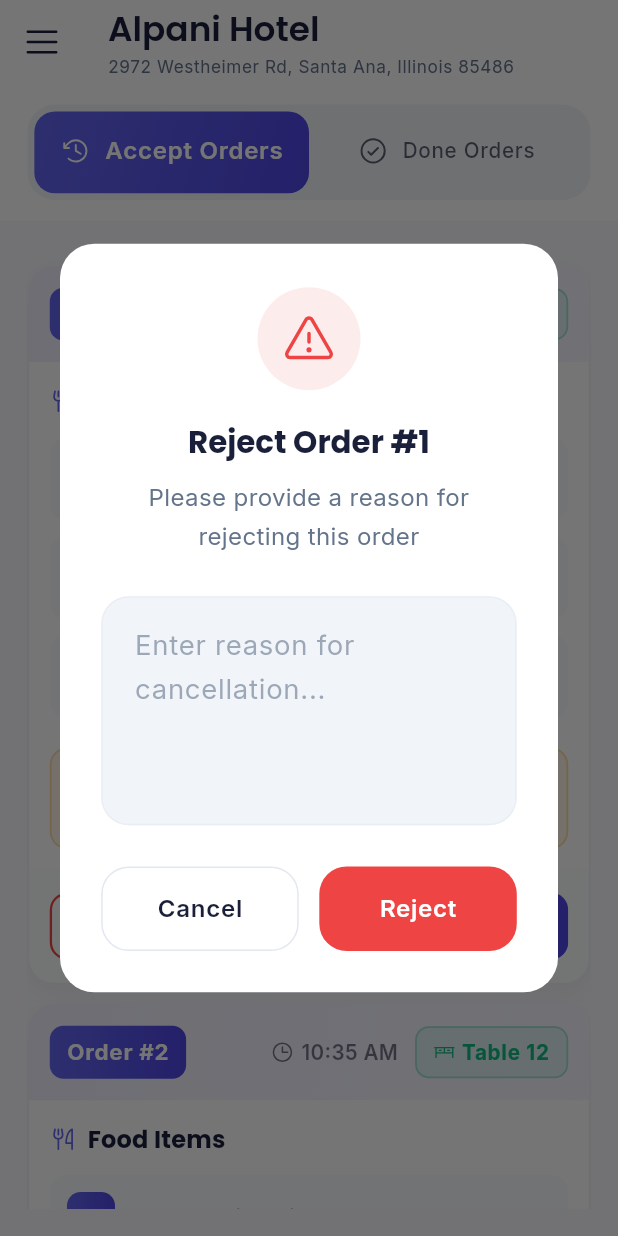
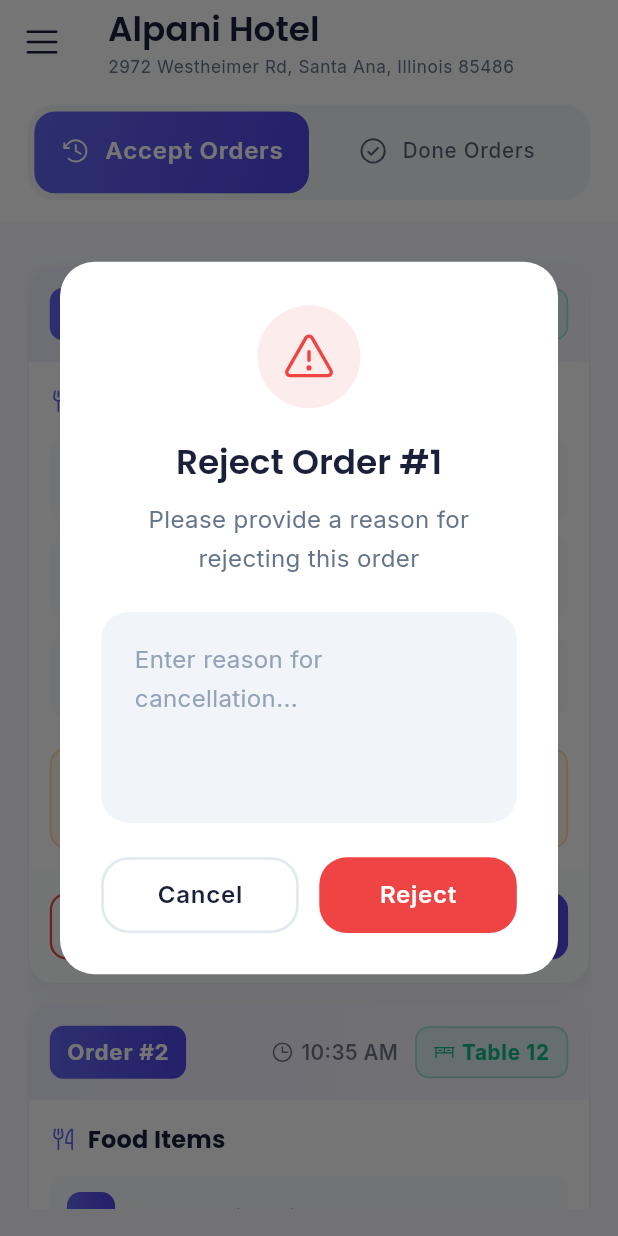
Before and after one commit to alonevaibhav/thewaiter, a Flutter app: the ChefPanel screen opened by its route, after a tap on "Reject", on a phone screen of 412 x 824 dp. Run offline on Flutter 3.47's test engine with Material 3 defaults, Android fonts, the phone set to English and light mode, and no system bars; our stand-ins replace connectivity_plus, dropdown_button2, file_picker, flutter_local_notifications, flutter_screenutil, fluttertoast and 11 more; missing offline and left inert: flutter_pdfview, translator; accounts and stored records are empty.

```diff
--- a/lib/app/modules/chef_panel/accept_order/accept_order.dart
+++ b/lib/app/modules/chef_panel/accept_order/accept_order.dart
@@ -313,7 +313,7 @@ class AcceptOrdersPage extends StatelessWidget {
                 // Reject Button
                 Expanded(
                   child: OutlinedButton.icon(
-                    onPressed: () => controller.showRejectDialog(order['orderNo']),
+                    onPressed: () => controller.showRejectDialog(order['orderNo'],context),
                     icon: Icon(PhosphorIcons.x(), size: 16.sp),
                     label: Text(
                       'Reject',
--- a/lib/app/modules/controller/chef_controller/accept_order_controller.dart
+++ b/lib/app/modules/controller/chef_controller/accept_order_controller.dart
@@ -95,19 +95,28 @@ class AcceptOrdersController extends GetxController {
     });
   }
 
-  void showRejectDialog(int orderNo) {
+  void showRejectDialog(int orderNo, BuildContext context) {
     final TextEditingController reasonController = TextEditingController();
+    final theme = Theme.of(context);
+    final isDark = theme.brightness == Brightness.dark;
 
-    Get.dialog(
-      Dialog(
+    showDialog(
+      context: context,
+      barrierDismissible: false,
+      builder: (BuildContext dialogContext) {
+        return AlertDialog(
           shape: RoundedRectangleBorder(
             borderRadius: BorderRadius.circular(AppTheme.radiusLarge),
           ),
-        child: Container(
+          backgroundColor: theme.colorScheme.surface,
+          contentPadding: EdgeInsets.zero,
+          content: Container(
+            width: MediaQuery.of(context).size.width * 0.85,
             padding: EdgeInsets.all(AppTheme.space24),
             child: Column(
               mainAxisSize: MainAxisSize.min,
               children: [
+                // Warning Icon
                 Container(
                   width: 60.w,
                   height: 60.h,
@@ -122,92 +131,111 @@ class AcceptOrdersController extends GetxController {
                   ),
                 ),
                 SizedBox(height: AppTheme.space16),
+
+                // Title
                 Text(
                   'Reject Order #$orderNo',
-                style: Get.textTheme.headlineSmall?.copyWith(
-                  fontWeight: FontWeight.bold,
+                  style: theme.textTheme.headlineMedium?.copyWith(
+                    color: theme.colorScheme.onSurface,
                   ),
                 ),
                 SizedBox(height: AppTheme.space8),
+
+                // Subtitle
                 Text(
                   'Please provide a reason for rejecting this order',
-                style: Get.textTheme.bodyMedium?.copyWith(
-                  color: AppTheme.textSecondary,
+                  style: theme.textTheme.bodyMedium?.copyWith(
+                    color: isDark
+                        ? AppTheme.darkTextSecondary
+                        : AppTheme.textSecondary,
                   ),
                   textAlign: TextAlign.center,
                 ),
-              SizedBox(height: AppTheme.space24),
+                SizedBox(height: AppTheme.space20),
+
+                // Text Field
                 TextField(
                   controller: reasonController,
                   maxLines: 4,
+                  style: theme.textTheme.bodyMedium,
                   decoration: InputDecoration(
                     hintText: 'Enter reason for cancellation...',
-                  hintStyle: TextStyle(
-                    color: AppTheme.textSecondary.withOpacity(0.6),
-                  ),
+                    hintStyle: theme.inputDecorationTheme.hintStyle,
                     border: OutlineInputBorder(
                       borderRadius: BorderRadius.circular(AppTheme.radiusMedium),
-                    borderSide: BorderSide(
-                      color: Get.theme.colorScheme.outline,
-                    ),
+                      borderSide: BorderSide.none,
                     ),
                     enabledBorder: OutlineInputBorder(
                       borderRadius: BorderRadius.circular(AppTheme.radiusMedium),
-                    borderSide: BorderSide(
-                      color: Get.theme.colorScheme.outline.withOpacity(0.5),
-                    ),
+                      borderSide: BorderSide.none,
                     ),
                     focusedBorder: OutlineInputBorder(
                       borderRadius: BorderRadius.circular(AppTheme.radiusMedium),
                       borderSide: BorderSide(
-                      color: AppTheme.primary,
-                      width: 2,
+                        color: theme.colorScheme.primary,
+                        width: 2.w,
                       ),
                     ),
                     contentPadding: EdgeInsets.all(AppTheme.space16),
+                    filled: true,
+                    fillColor: isDark
+                        ? AppTheme.darkSurfaceVariant
+                        : AppTheme.surfaceVariant,
                   ),
                 ),
-              SizedBox(height: AppTheme.space24),
+                SizedBox(height: AppTheme.space20),
+
+                // Buttons
                 Row(
                   children: [
+                    // Cancel Button
                     Expanded(
                       child: OutlinedButton(
-                      onPressed: () => Get.back(),
+                        onPressed: () => Navigator.of(dialogContext).pop(),
                         style: OutlinedButton.styleFrom(
-                        padding: EdgeInsets.symmetric(vertical: 14.h),
+                          padding: EdgeInsets.symmetric(
+                            horizontal: AppTheme.space20,
+                            vertical: AppTheme.space12,
+                          ),
                           shape: RoundedRectangleBorder(
-                          borderRadius:
-                          BorderRadius.circular(AppTheme.radiusMedium),
+                            borderRadius: BorderRadius.circular(AppTheme.radiusMedium),
                           ),
                           side: BorderSide(
-                          color: Get.theme.colorScheme.outline,
+                            color: theme.colorScheme.outline,
+                            width: 1.5.w,
                           ),
+                          foregroundColor: theme.colorScheme.onSurface,
                         ),
                         child: Text(
                           'Cancel',
-                        style: Get.textTheme.labelLarge?.copyWith(
-                          color: Get.theme.colorScheme.onSurface,
-                        ),
+                          style: theme.textTheme.labelLarge,
                         ),
                       ),
                     ),
                     SizedBox(width: AppTheme.space12),
+
+                    // Reject Button
                     Expanded(
                       child: ElevatedButton(
                         onPressed: () {
+                          Navigator.of(dialogContext).pop();
                           rejectOrder(orderNo, reasonController.text);
                         },
                         style: ElevatedButton.styleFrom(
                           backgroundColor: AppTheme.error,
-                        padding: EdgeInsets.symmetric(vertical: 14.h),
+                          foregroundColor: Colors.white,
+                          padding: EdgeInsets.symmetric(
+                            horizontal: AppTheme.space20,
+                            vertical: AppTheme.space12,
+                          ),
                           shape: RoundedRectangleBorder(
-                          borderRadius:
-                          BorderRadius.circular(AppTheme.radiusMedium),
+                            borderRadius: BorderRadius.circular(AppTheme.radiusMedium),
                           ),
+                          elevation: 0,
                         ),
                         child: Text(
                           'Reject',
-                        style: Get.textTheme.labelLarge?.copyWith(
+                          style: theme.textTheme.labelLarge?.copyWith(
                             color: Colors.white,
                           ),
                         ),
@@ -218,8 +246,10 @@ class AcceptOrdersController extends GetxController {
               ],
             ),
           ),
-      ),
-      barrierDismissible: false,
+        );
+      },
     );
   }
+
+
 }
```
Lines whose indentation alone changed are shown as unchanged.
